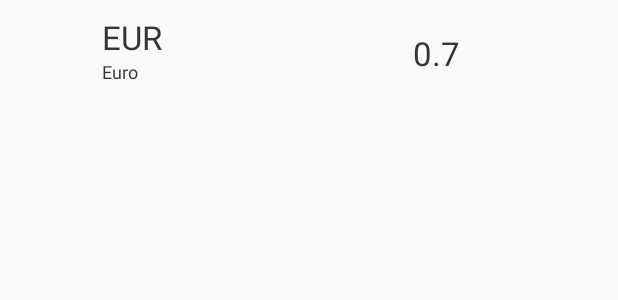
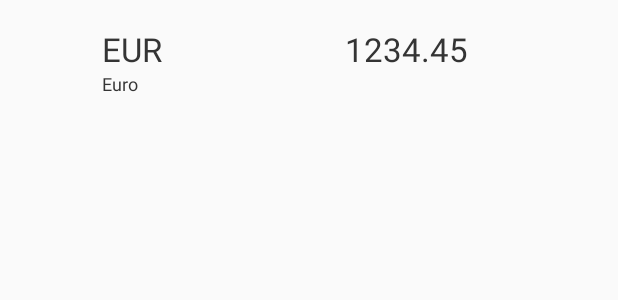
Before and after one commit to RiseToDev/Finance, an Android app: the layout rates_list_item.xml on its own in the app's theme, with its tools: preview values and no code run, on a phone screen of 412 x 824 dp. Shown: the top 300 px of the screen. Run offline under Robolectric (Android 15) with nearby library versions, the phone set to English and light mode, and no system bars; network calls fail.

Commit message:
edited the view of the rates list and added sort spinner

```diff
--- a/app/src/main/res/layout/rates_list_item.xml
+++ b/app/src/main/res/layout/rates_list_item.xml
@@ -19,6 +19,7 @@
         android:layout_width="wrap_content"
         android:layout_height="wrap_content"
         android:layout_marginStart="8dp"
+        android:layout_marginTop="8dp"
         android:textColor="@color/colorPrimaryDark"
         android:textSize="22sp"
         app:layout_constraintStart_toEndOf="@+id/currency_flag"
@@ -50,12 +51,12 @@
         android:id="@+id/currency_rate"
         android:layout_width="wrap_content"
         android:layout_height="wrap_content"
-        android:layout_marginEnd="60dp"
+        android:layout_marginStart="230dp"
+        android:layout_marginTop="8dp"
         android:textColor="@color/colorPrimaryDark"
         android:textSize="22sp"
-        app:layout_constraintBottom_toBottomOf="parent"
-        app:layout_constraintEnd_toStartOf="@+id/favourite_button"
-        app:layout_constraintTop_toTopOf="parent"
-        tools:text="0.7" />
+        app:layout_constraintStart_toStartOf="parent"
+        app:layout_constraintTop_toTopOf="@+id/currency_flag"
+        tools:text="1234.45" />
 
 </android.support.constraint.ConstraintLayout>
--- a/app/src/main/res/values/colors.xml
+++ b/app/src/main/res/values/colors.xml
@@ -4,5 +4,6 @@
     <color name="colorPrimaryDark">#343434</color>
     <color name="colorAccent">#FF4081</color>
     <color name="colorIconBackground">#7DCE94</color>
+    <color name="white">#ffff</color>
 
 </resources>
--- a/app/src/main/res/values/styles.xml
+++ b/app/src/main/res/values/styles.xml
@@ -18,4 +18,8 @@
         <item name="android:textColorPrimary">@android:color/white</item>
         <item name="android:textColorSecondary">@android:color/white</item>
     </style>
+
+
+
+
 </resources>
```
Also changed, not shown: app/src/main/java/rise_mike/finance/rates/Rates.java (+18 -0 lines), app/src/main/java/rise_mike/finance/rates/RatesAdapter.java (+9 -4 lines), app/src/main/res/layout/rates_sort_spinner_item.xml (added, +8 -0 lines), app/src/main/res/layout/toolbar.xml (+25 -0 lines), app/src/main/res/values/rates_sort_spinner_data.xml (added, +8 -0 lines).
